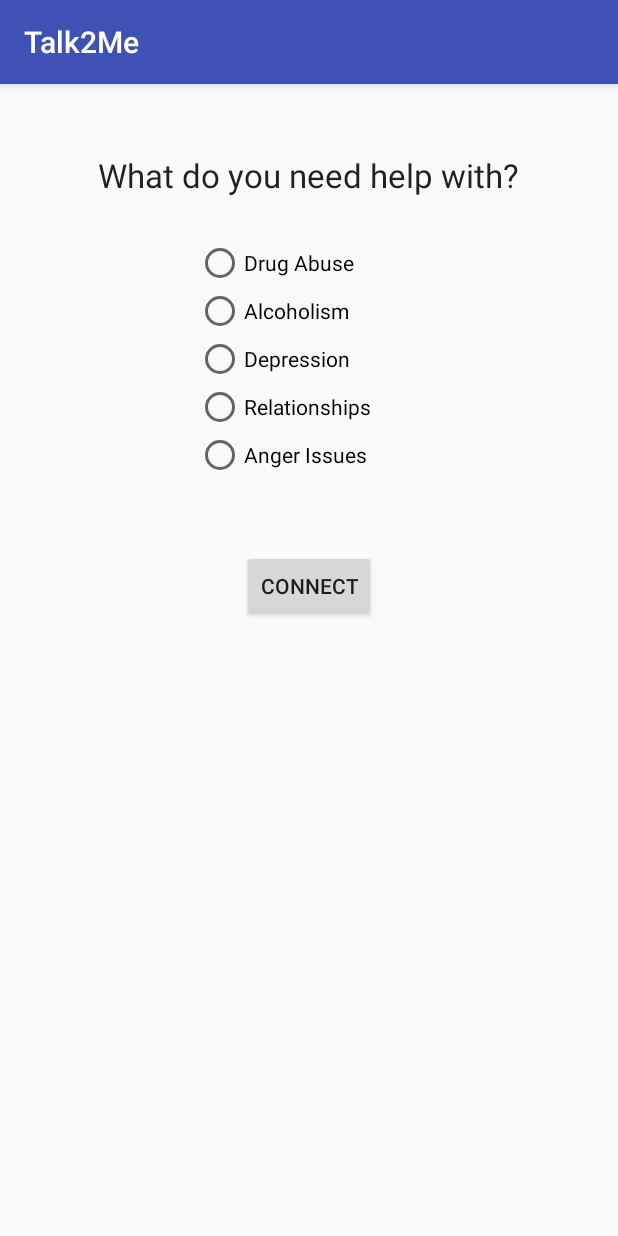
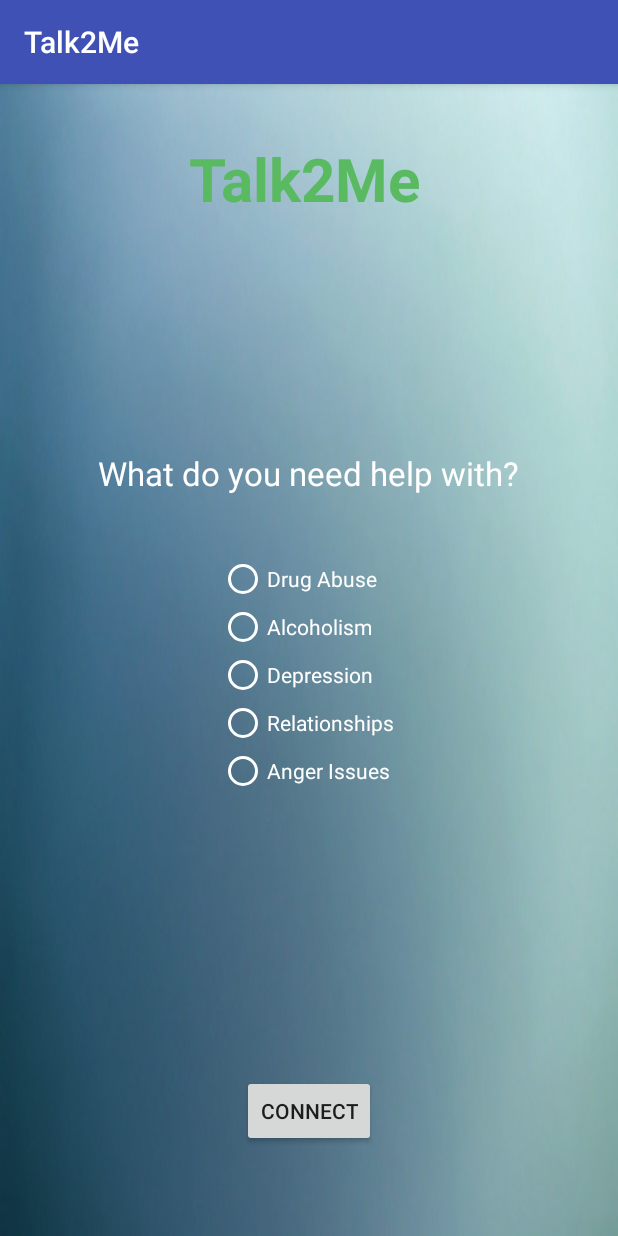
Before and after one commit to BiswadeepChatterjee/ChatApp, an Android app: the screen it shows after launch (MainActivity), on a phone screen of 412 x 824 dp. Run offline under Robolectric (Android 15) with nearby library versions, the phone set to English and light mode, and no system bars.

Commit message:
updated home page ui

```diff
--- a/app/src/main/AndroidManifest.xml
+++ b/app/src/main/AndroidManifest.xml
@@ -2,7 +2,9 @@
 <manifest xmlns:android="http://schemas.android.com/apk/res/android"
     package="com.bidivi.chatapp"
     android:versionCode="1"
-    android:versionName="1.0">
+    android:versionName="1.0"
+    android:screenOrientation="portrait">
+
     <uses-sdk android:minSdkVersion="14"/>
 
     <application
@@ -11,7 +13,8 @@
         android:label="Talk2Me"
         android:supportsRtl="true"
         android:theme="@style/AppTheme">
-        <activity android:name=".MainActivity">
+        <activity android:name=".MainActivity"
+            android:screenOrientation="portrait">
             <intent-filter>
                 <action android:name="android.intent.action.MAIN" />
 
@@ -19,6 +22,7 @@
             </intent-filter>
         </activity>
         <activity android:name=".SMS"
+            android:screenOrientation="portrait"
             android:label="@string/app_name">
             <intent-filter>
                 <action android:name="android.intent.action.MAIN" />
--- a/app/src/main/java/com/bidivi/chatapp/MainActivity.java
+++ b/app/src/main/java/com/bidivi/chatapp/MainActivity.java
@@ -1,19 +1,18 @@
 package com.bidivi.chatapp;
-import android.app.PendingIntent;
+
 import android.content.Intent;
+import android.os.Bundle;
 import android.support.v7.app.AppCompatActivity;
-import android.os.Bundle;
 import android.telephony.SmsManager;
 import android.view.View;
 import android.widget.Button;
-import android.widget.CompoundButton;
-import android.widget.EditText;
 import android.widget.RadioButton;
 import android.widget.RadioGroup;
 
 public class MainActivity extends AppCompatActivity {
 
     Button sendSms;
+    //TextView tv1;
     RadioGroup radioGroup;
     RadioButton radioButton;
     RadioButton radioButton2;
@@ -35,6 +34,9 @@ public class MainActivity extends AppCompatActivity {
         radioButton4 = (RadioButton) findViewById(R.id.radioButton4);
         radioButton5 = (RadioButton) findViewById(R.id.radioButton5);
         radioGroup = (RadioGroup) findViewById(R.id.radioGroup);
+        /*tv1=(TextView)findViewById(R.id.textView3);
+        Typeface custom_font = Typeface.createFromAsset(getAssets(), "SF Gushing Meadow.ttf");
+        tv1.setTypeface(custom_font);*/
 
         radioGroup.setOnCheckedChangeListener(new RadioGroup.OnCheckedChangeListener() {
             public void onCheckedChanged(RadioGroup group, int checkedId) {
--- a/app/src/main/java/com/bidivi/chatapp/SMS.java
+++ b/app/src/main/java/com/bidivi/chatapp/SMS.java
@@ -45,7 +45,7 @@ public class SMS extends Activity {
         TextView meLabel = (TextView) findViewById(R.id.meLbl);
         TextView companionLabel = (TextView) findViewById(R.id.friendLabel);
         RelativeLayout container = (RelativeLayout) findViewById(R.id.container);
-        companionLabel.setText("Helper");// Hard Coded
+        companionLabel.setText("Fucker");// Hard Coded
         adapter = new ChatAdapter(this, new ArrayList<ChatMessage>());
         messagesContainer.setAdapter(adapter);
         initControls();
--- a/app/src/main/res/layout/activity_main.xml
+++ b/app/src/main/res/layout/activity_main.xml
@@ -7,16 +7,17 @@
     android:paddingLeft="@dimen/activity_horizontal_margin"
     android:paddingRight="@dimen/activity_horizontal_margin"
     android:paddingTop="@dimen/activity_vertical_margin"
-    tools:context="com.bidivi.chatapp.MainActivity">
+    tools:context="com.bidivi.chatapp.MainActivity"
+    android:background="@drawable/minimal_background">
 
     <Button
         android:layout_width="wrap_content"
         android:layout_height="wrap_content"
         android:text="Connect"
         android:id="@+id/sendBtn"
-        android:layout_below="@+id/radioGroup"
+        android:layout_alignParentBottom="true"
         android:layout_centerHorizontal="true"
-        android:layout_marginTop="27dp" />
+        android:layout_marginBottom="43dp" />
 
     <TextView
         android:layout_width="wrap_content"
@@ -24,16 +25,18 @@
         android:textAppearance="?android:attr/textAppearanceLarge"
         android:text="What do you need help with?"
         android:id="@+id/textView"
-        android:layout_alignParentTop="true"
+        android:textColor="#ffffff"
+        android:layout_above="@+id/radioGroup"
         android:layout_centerHorizontal="true"
-        android:layout_marginTop="30dp" />
+        android:layout_marginBottom="10dp" />
 
     <RadioGroup
         android:layout_width="150dp"
-        android:layout_height="180dp"
+        android:layout_height="200dp"
         android:id="@+id/radioGroup"
-        android:layout_marginTop="28dp"
-        android:layout_below="@+id/textView"
+        android:paddingLeft="15dp"
+        android:paddingTop="30dp"
+        android:layout_centerVertical="true"
         android:layout_centerHorizontal="true">
 
         <RadioButton
@@ -41,36 +44,58 @@
             android:layout_height="wrap_content"
             android:text="Drug Abuse"
             android:id="@+id/radioButton"
-            android:checked="false" />
+            android:checked="false"
+            android:textColor="#ffffff"
+            android:buttonTint="#ffffff" />
 
         <RadioButton
             android:layout_width="wrap_content"
             android:layout_height="wrap_content"
             android:text="Alcoholism"
             android:id="@+id/radioButton2"
-            android:checked="false" />
+            android:checked="false"
+            android:textColor="#ffffff"
+            android:buttonTint="#ffffff" />
 
         <RadioButton
             android:layout_width="137dp"
             android:layout_height="wrap_content"
             android:id="@+id/radioButton3"
             android:checked="false"
-            android:text="Depression" />
+            android:text="Depression"
+            android:textColor="#ffffff"
+            android:buttonTint="#ffffff" />
 
         <RadioButton
             android:layout_width="134dp"
             android:layout_height="wrap_content"
             android:id="@+id/radioButton4"
             android:checked="false"
-            android:text="Relationships" />
+            android:text="Relationships"
+            android:textColor="#ffffff"
+            android:buttonTint="#ffffff" />
 
         <RadioButton
-            android:layout_width="218dp"
+            android:layout_width="125dp"
             android:layout_height="wrap_content"
             android:id="@+id/radioButton5"
             android:checked="false"
-            android:text="Anger Issues" />
+            android:text="Anger Issues"
+            android:textColor="#ffffff"
+            android:buttonTint="#ffffff" />
 
     </RadioGroup>
 
+    <TextView
+        android:layout_width="wrap_content"
+        android:layout_height="wrap_content"
+        android:text="Talk2Me"
+        android:id="@+id/textView3"
+        android:textSize="40dp"
+        android:layout_alignParentTop="true"
+        android:layout_alignEnd="@+id/radioGroup"
+        android:layout_marginTop="20dp"
+        android:textColor="#5aba62"
+        android:textStyle="bold" />
+
 </RelativeLayout>
--- a/app/src/main/res/values/strings.xml
+++ b/app/src/main/res/values/strings.xml
@@ -1,3 +1,5 @@
 <resources>
     <string name="app_name">ChatApp</string>
+    <string name="hello_world">Hello world!</string>
+    <string name="action_settings">Settings</string>
 </resources>
```
Also changed, not shown: app/src/main/assets/fonts/GeosansLight-Oblique.ttf (added), app/src/main/assets/fonts/GeosansLight.ttf (added), app/src/main/assets/fonts/Harabara.ttf (added), app/src/main/assets/fonts/SF Gushing Meadow SC.ttf (added), app/src/main/assets/fonts/SF Gushing Meadow.ttf (added), app/src/main/res/drawable-hdpi/ic_launcher.png (added), app/src/main/res/drawable-mdpi/ic_launcher.png (added), app/src/main/res/drawable-xhdpi/bubble_a.9.png (added), app/src/main/res/drawable-xhdpi/bubble_b.9.png (added), app/src/main/res/drawable-xhdpi/ic_launcher.png (added), app/src/main/res/drawable-xxhdpi/ic_launcher.png (added), app/src/main/res/drawable/minimal_background.jpg (added).
